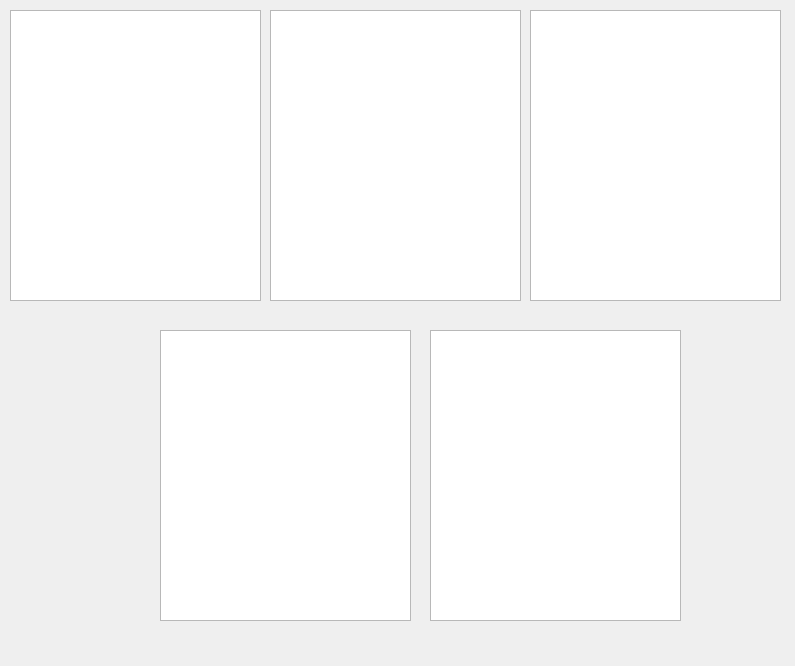
ljmanso/prp, file components/objectOracle/src/mainUI.ui: the form before one commit.
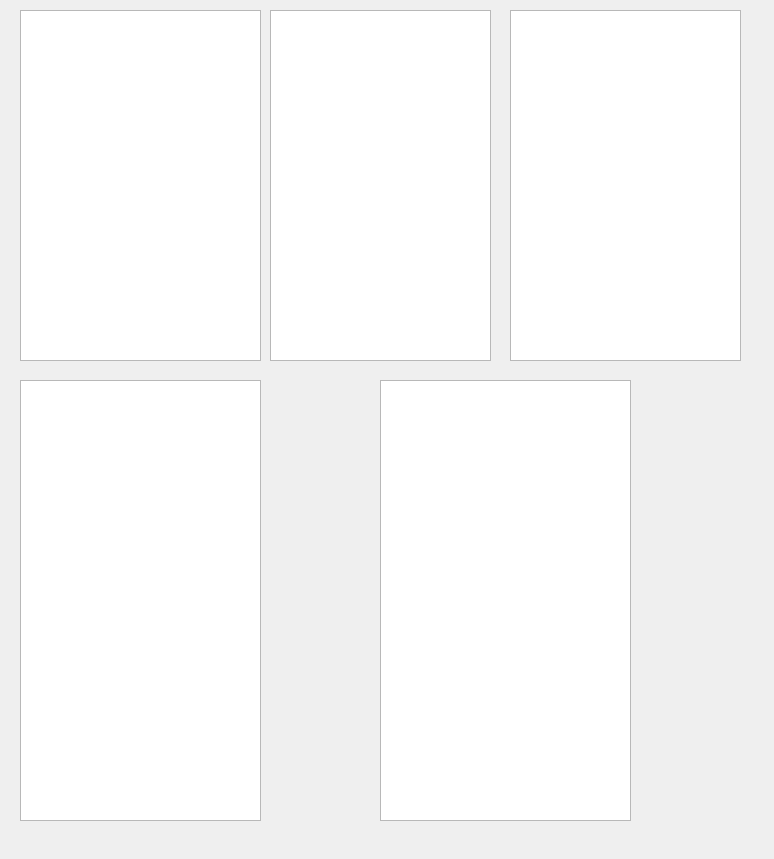
The form after the commit.

The edit to the form file:
```diff
--- a/components/objectOracle/src/mainUI.ui
+++ b/components/objectOracle/src/mainUI.ui
@@ -6,8 +6,8 @@
    <rect>
     <x>0</x>
     <y>0</y>
-    <width>795</width>
-    <height>666</height>
+    <width>774</width>
+    <height>859</height>
    </rect>
   </property>
   <property name="windowTitle">
@@ -16,52 +16,67 @@
   <widget class="QTableView" name="tableView_1">
    <property name="geometry">
     <rect>
-     <x>10</x>
+     <x>20</x>
      <y>10</y>
-     <width>251</width>
-     <height>291</height>
+     <width>241</width>
+     <height>351</height>
     </rect>
    </property>
+   <property name="sortingEnabled">
+    <bool>true</bool>
+   </property>
   </widget>
   <widget class="QTableView" name="tableView_2">
    <property name="geometry">
     <rect>
      <x>270</x>
      <y>10</y>
-     <width>251</width>
-     <height>291</height>
+     <width>221</width>
+     <height>351</height>
     </rect>
    </property>
+   <property name="sortingEnabled">
+    <bool>true</bool>
+   </property>
   </widget>
   <widget class="QTableView" name="tableView_3">
    <property name="geometry">
     <rect>
-     <x>530</x>
+     <x>510</x>
      <y>10</y>
-     <width>251</width>
-     <height>291</height>
+     <width>231</width>
+     <height>351</height>
     </rect>
    </property>
+   <property name="sortingEnabled">
+    <bool>true</bool>
+   </property>
   </widget>
   <widget class="QTableView" name="tableView_4">
    <property name="geometry">
     <rect>
-     <x>160</x>
-     <y>330</y>
-     <width>251</width>
-     <height>291</height>
+     <x>20</x>
+     <y>380</y>
+     <width>241</width>
+     <height>441</height>
     </rect>
    </property>
+   <property name="sortingEnabled">
+    <bool>true</bool>
+   </property>
   </widget>
   <widget class="QTableView" name="tableView_5">
    <property name="geometry">
     <rect>
-     <x>430</x>
-     <y>330</y>
+     <x>380</x>
+     <y>380</y>
      <width>251</width>
-     <height>291</height>
+     <height>441</height>
     </rect>
    </property>
+   <property name="sortingEnabled">
+    <bool>true</bool>
+   </property>
   </widget>
  </widget>
  <resources/>
```
